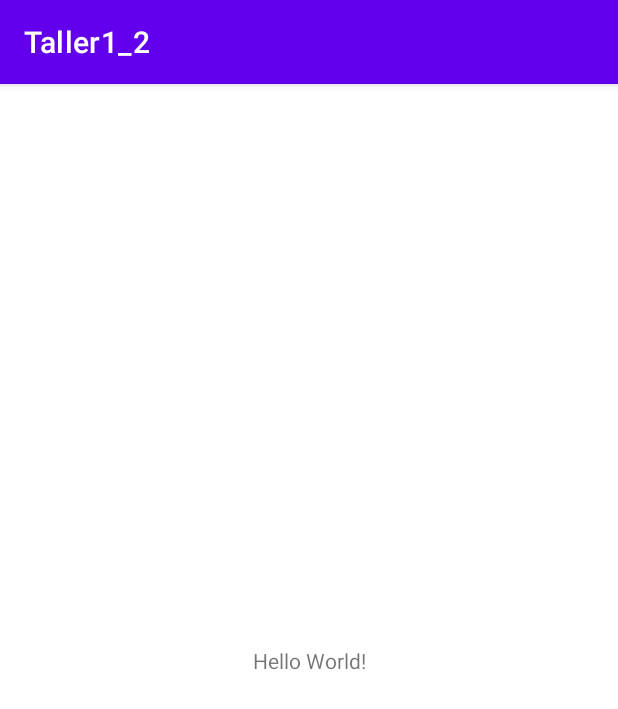
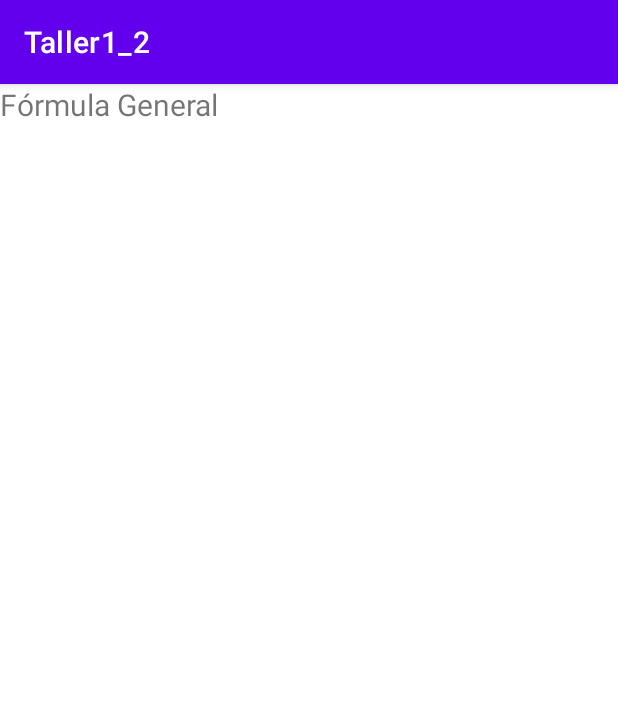
Before and after one commit to danysnavarro26/Taller1_2, an Android app: the screen it shows after launch (MainActivity), on a phone screen of 412 x 824 dp. Shown: the top 709 px of the screen. Run offline under Robolectric (Android 15) with nearby library versions, the light colour scheme and no system bars.

Commit message:
[TAL-1] Título agregado

```diff
--- a/app/src/main/res/layout/activity_main.xml
+++ b/app/src/main/res/layout/activity_main.xml
@@ -9,10 +9,9 @@
     <TextView
         android:layout_width="wrap_content"
         android:layout_height="wrap_content"
-        android:text="Hello World!"
-        app:layout_constraintBottom_toBottomOf="parent"
-        app:layout_constraintLeft_toLeftOf="parent"
-        app:layout_constraintRight_toRightOf="parent"
-        app:layout_constraintTop_toTopOf="parent" />
+        android:text="Fórmula General"
+        android:textSize="20sp"
+        tools:layout_editor_absoluteX="132dp"
+        tools:layout_editor_absoluteY="40dp" />
 
 </androidx.constraintlayout.widget.ConstraintLayout>
```
